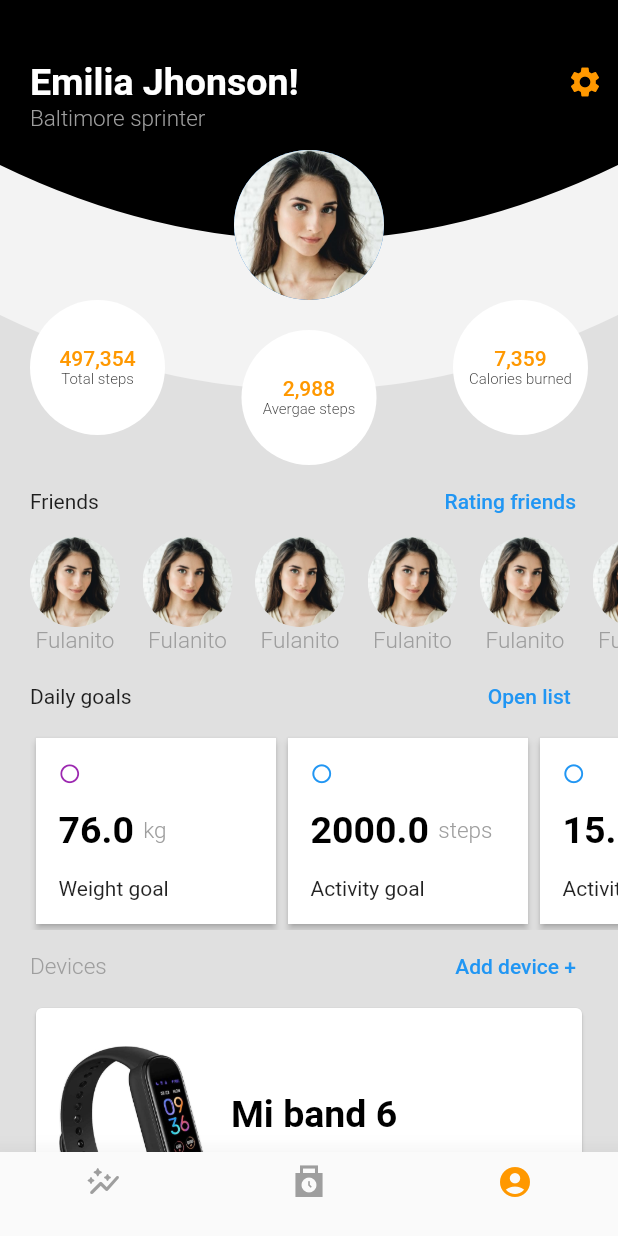
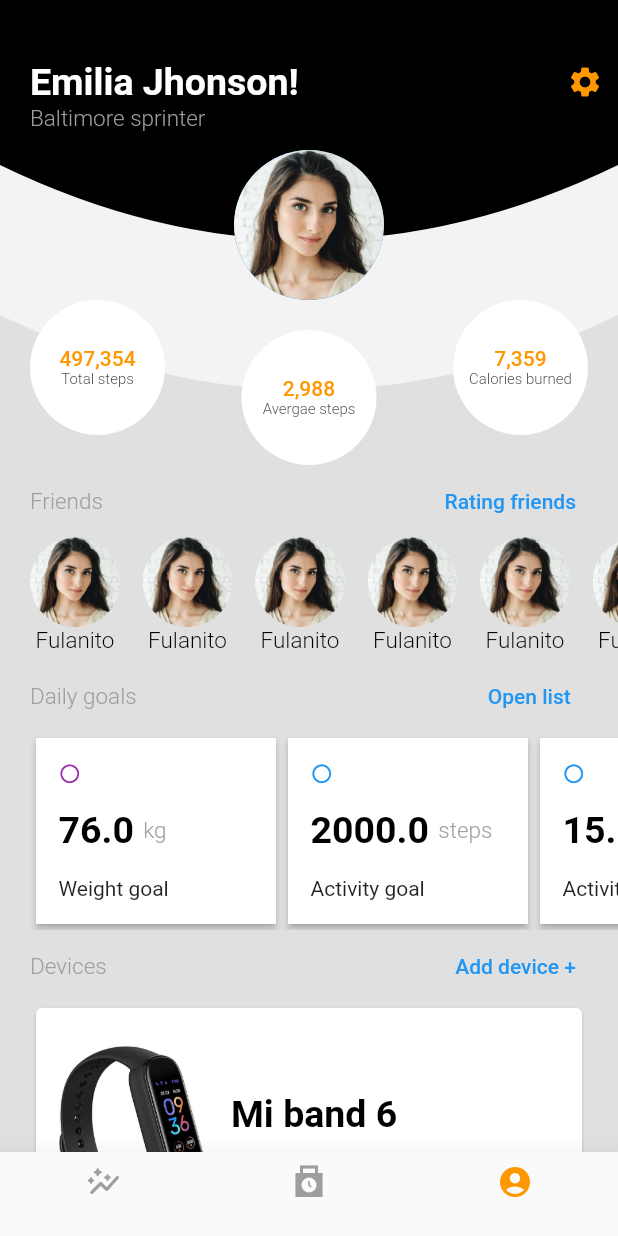
Before and after one commit to AERM2018/fit_app, a Flutter app: the screen it shows after launch, item 3 of the bottom bar chosen, on a phone screen of 412 x 824 dp. Run offline on Flutter 3.47's test engine with Material 2 defaults, Android fonts, the phone set to English and light mode, and no system bars; missing offline and left inert: circle_list.

Commit message:
Fix: Labels font size updated. - Primary label in card slider updated. - Name label in friend avatar updated.

```diff
--- a/lib/widgets/card_slider.dart
+++ b/lib/widgets/card_slider.dart
@@ -1,3 +1,4 @@
+import 'package:fit_app/theme/app_theme.dart';
 import 'package:flutter/material.dart';
 
 class CardSlider extends StatelessWidget {
@@ -25,7 +26,10 @@ class CardSlider extends StatelessWidget {
           padding: paddingLabels ?? const EdgeInsets.symmetric(horizontal: 20),
           child: Row(
               mainAxisAlignment: MainAxisAlignment.spaceBetween,
-              children: [Text(title), action ?? const SizedBox()]),
+              children: [
+                Text(title, style: AppTheme.h4b),
+                action ?? const SizedBox()
+              ]),
         ),
         Expanded(
           child: Padding(
--- a/lib/widgets/friend_circle_avatar.dart
+++ b/lib/widgets/friend_circle_avatar.dart
@@ -24,7 +24,10 @@ class FriendCircleAvatar extends StatelessWidget {
         ),
         Text(
           username,
-          style: AppTheme.h4b,
+          style: TextStyle(
+              fontSize: AppTheme.h4b.fontSize,
+              color: Colors.black,
+              fontWeight: FontWeight.w300),
         )
       ],
     );
```
